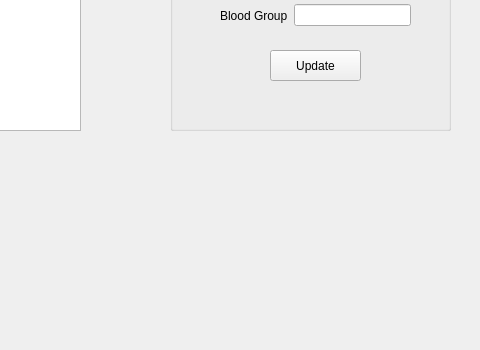
Old version of the form assistantinfo.ui in the repository keremerguner/Qt5-LabManagementSystem; both pictures show x 420 to 900 and y 250 to 600 of the 900 by 600 pixel window.
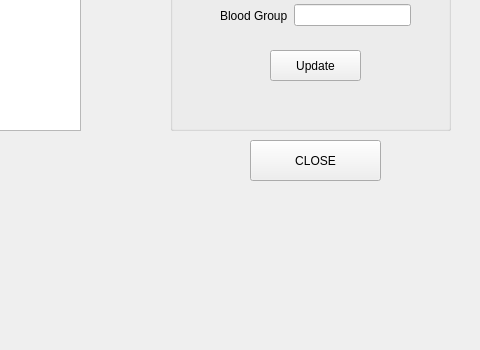
New version of the form.

What changed in the file:
```diff
--- a/assistantinfo.ui
+++ b/assistantinfo.ui
@@ -132,6 +132,19 @@
     </property>
    </widget>
   </widget>
+  <widget class="QPushButton" name="pushButton_closed">
+   <property name="geometry">
+    <rect>
+     <x>670</x>
+     <y>390</y>
+     <width>131</width>
+     <height>41</height>
+    </rect>
+   </property>
+   <property name="text">
+    <string>CLOSE</string>
+   </property>
+  </widget>
  </widget>
  <resources/>
  <connections/>
```
Left out of the diff: 2 changed lines with no effect on the pictures.
